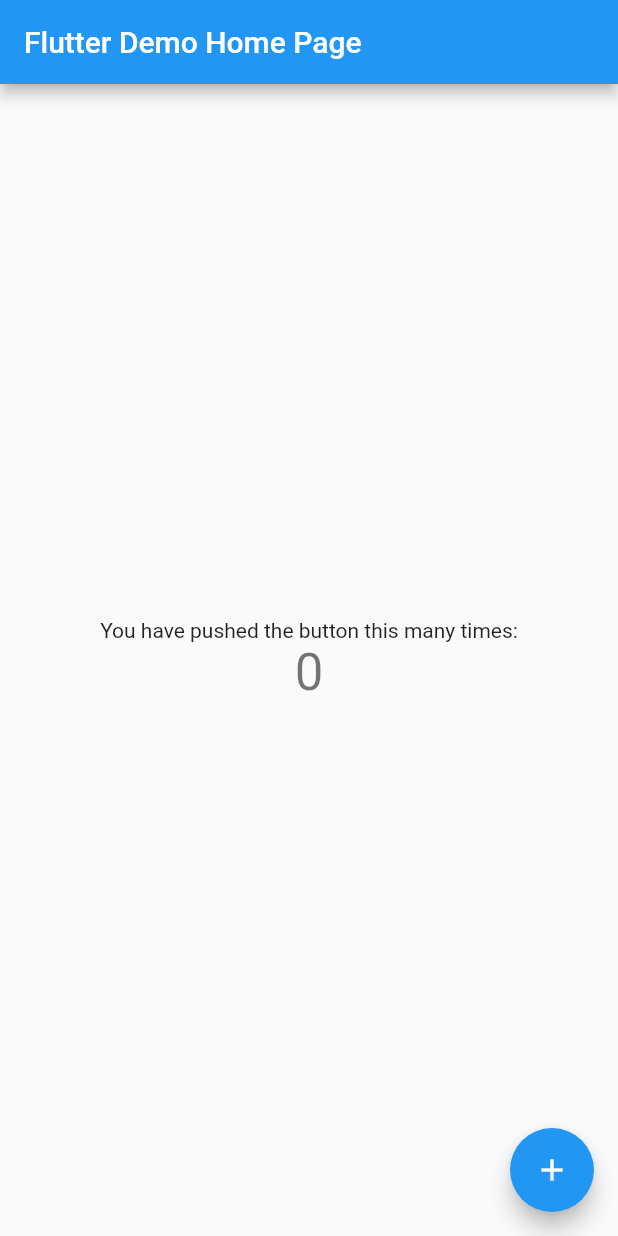
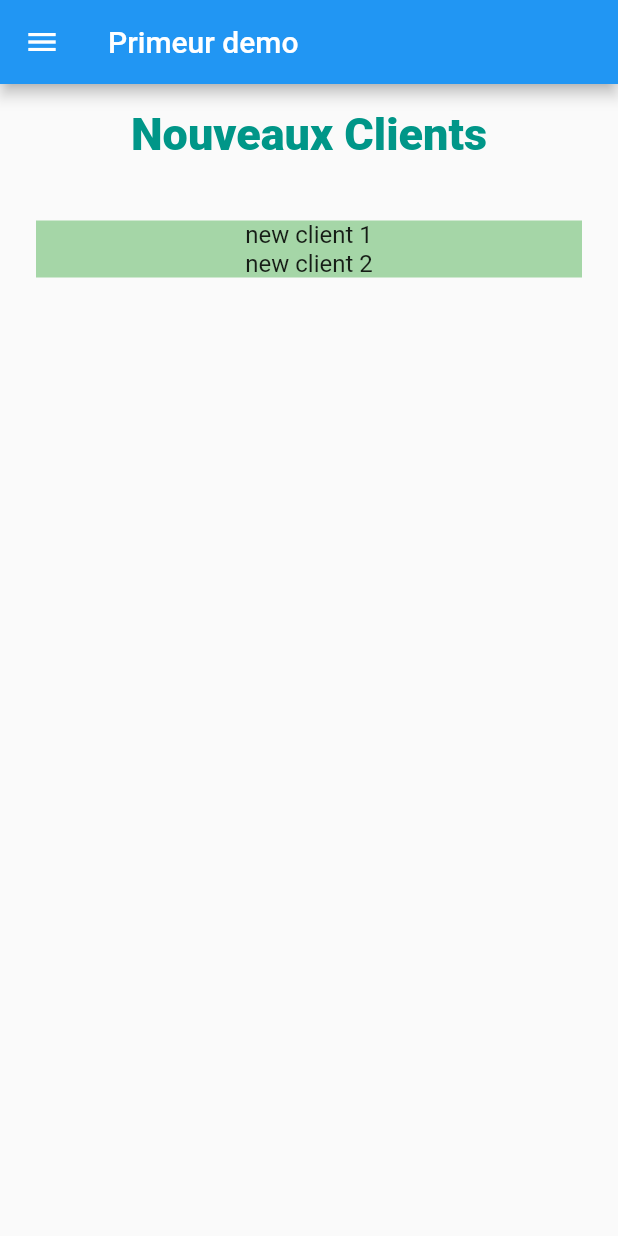
Before and after one commit to Xuffasch/flutter_primeur, a Flutter app: the screen it shows after launch, on a phone screen of 412 x 824 dp. Run offline on Flutter 3.47's test engine with Material 2 defaults, Android fonts, the phone set to English and light mode, and no system bars.

Commit message:
Initializes styles and new Home view

```diff
--- a/primeur/lib/main.dart
+++ b/primeur/lib/main.dart
@@ -1,111 +1,80 @@
 import 'package:flutter/material.dart';
+import 'styles.dart';
 
 void main() => runApp(MyApp());
 
 class MyApp extends StatelessWidget {
-  // This widget is the root of your application.
   @override
   Widget build(BuildContext context) {
     return MaterialApp(
       title: 'Flutter Demo',
       theme: ThemeData(
-        // This is the theme of your application.
-        //
-        // Try running your application with "flutter run". You'll see the
-        // application has a blue toolbar. Then, without quitting the app, try
-        // changing the primarySwatch below to Colors.green and then invoke
-        // "hot reload" (press "r" in the console where you ran "flutter run",
-        // or simply save your changes to "hot reload" in a Flutter IDE).
-        // Notice that the counter didn't reset back to zero; the application
-        // is not restarted.
         primarySwatch: Colors.blue,
       ),
-      home: MyHomePage(title: 'Flutter Demo Home Page'),
+      home: MyHomePage(title: 'Primeur demo'),
     );
   }
 }
 
 class MyHomePage extends StatefulWidget {
+  final String title;
+
   MyHomePage({Key key, this.title}) : super(key: key);
-
-  // This widget is the home page of your application. It is stateful, meaning
-  // that it has a State object (defined below) that contains fields that affect
-  // how it looks.
-
-  // This class is the configuration for the state. It holds the values (in this
-  // case the title) provided by the parent (in this case the App widget) and
-  // used by the build method of the State. Fields in a Widget subclass are
-  // always marked "final".
-
-  final String title;
 
   @override
   _MyHomePageState createState() => _MyHomePageState();
 }
 
 class _MyHomePageState extends State<MyHomePage> {
-  int _counter = 0;
-
-  void _incrementCounter() {
-    setState(() {
-      // This call to setState tells the Flutter framework that something has
-      // changed in this State, which causes it to rerun the build method below
-      // so that the display can reflect the updated values. If we changed
-      // _counter without calling setState(), then the build method would not be
-      // called again, and so nothing would appear to happen.
-      _counter++;
-    });
-  }
-
   @override
   Widget build(BuildContext context) {
-    // This method is rerun every time setState is called, for instance as done
-    // by the _incrementCounter method above.
-    //
-    // The Flutter framework has been optimized to make rerunning build methods
-    // fast, so that you can just rebuild anything that needs updating rather
-    // than having to individually change instances of widgets.
+
     return Scaffold(
       appBar: AppBar(
-        // Here we take the value from the MyHomePage object that was created by
-        // the App.build method, and use it to set our appbar title.
+        leading: IconButton(
+          icon: Icon(
+            Icons.menu,
+            semanticLabel: 'menu',
+          ),
+          onPressed: () {
+            print('Menu button pressed');
+          },
+        ),
         title: Text(widget.title),
       ),
-      body: Center(
-        // Center is a layout widget. It takes a single child and positions it
-        // in the middle of the parent.
-        child: Column(
-          // Column is also layout widget. It takes a list of children and
-          // arranges them vertically. By default, it sizes itself to fit its
-          // children horizontally, and tries to be as tall as its parent.
-          //
-          // Invoke "debug painting" (press "p" in the console, choose the
-          // "Toggle Debug Paint" action from the Flutter Inspector in Android
-          // Studio, or the "Toggle Debug Paint" command in Visual Studio Code)
-          // to see the wireframe for each widget.
-          //
-          // Column has various properties to control how it sizes itself and
-          // how it positions its children. Here we use mainAxisAlignment to
-          // center the children vertically; the main axis here is the vertical
-          // axis because Columns are vertical (the cross axis would be
-          // horizontal).
-          mainAxisAlignment: MainAxisAlignment.center,
-          children: <Widget>[
-            Text(
-              'You have pushed the button this many times:',
+      body: ListView(
+        children: <Widget>[
+          // Clients Header
+          Container(
+            margin: EdgeInsets.all(12),
+            padding: EdgeInsets.all(4.0),
+            child: Column(
+                children: <Widget>[
+                  Text(
+                    "Nouveaux Clients",
+                    style: Styles.boardSectionTitle
+                  ),
+                ],
+              ),
+          ),
+          // Clients Data
+          Padding(
+            padding: EdgeInsets.all(24.0),
+            child: Container(
+              color: Colors.green[200],
+              child: Column(
+                children: <Widget>[
+                  Text('new client 1', style: Styles.boardSectionContent,),
+                  Text('new client 2', style: Styles.boardSectionContent,),
+                ],
+              ),
             ),
-            Text(
-              '$_counter',
-              style: Theme.of(context).textTheme.display1,
-            ),
-          ],
-        ),
+          ),
+        ],
       ),
-      floatingActionButton: FloatingActionButton(
-        onPressed: _incrementCounter,
-        tooltip: 'Increment',
-        child: Icon(Icons.add),
-      ), // This trailing comma makes auto-formatting nicer for build methods.
+
+
+
     );
   }
 }
--- /dev/null
+++ b/primeur/lib/styles.dart
@@ -0,0 +1,17 @@
+import 'package:flutter/widgets.dart';
+import 'package:flutter/material.dart';
+
+abstract class Styles {
+  static const TextStyle boardSectionTitle = TextStyle(
+    color: Colors.teal,
+    fontSize: 30,
+    fontStyle: FontStyle.normal,
+    fontWeight: FontWeight.w800,
+  );
+
+  static const TextStyle boardSectionContent = TextStyle(
+    fontSize: 16,
+    fontStyle: FontStyle.normal,
+    fontWeight: FontWeight.w400,
+  );
+}
```
